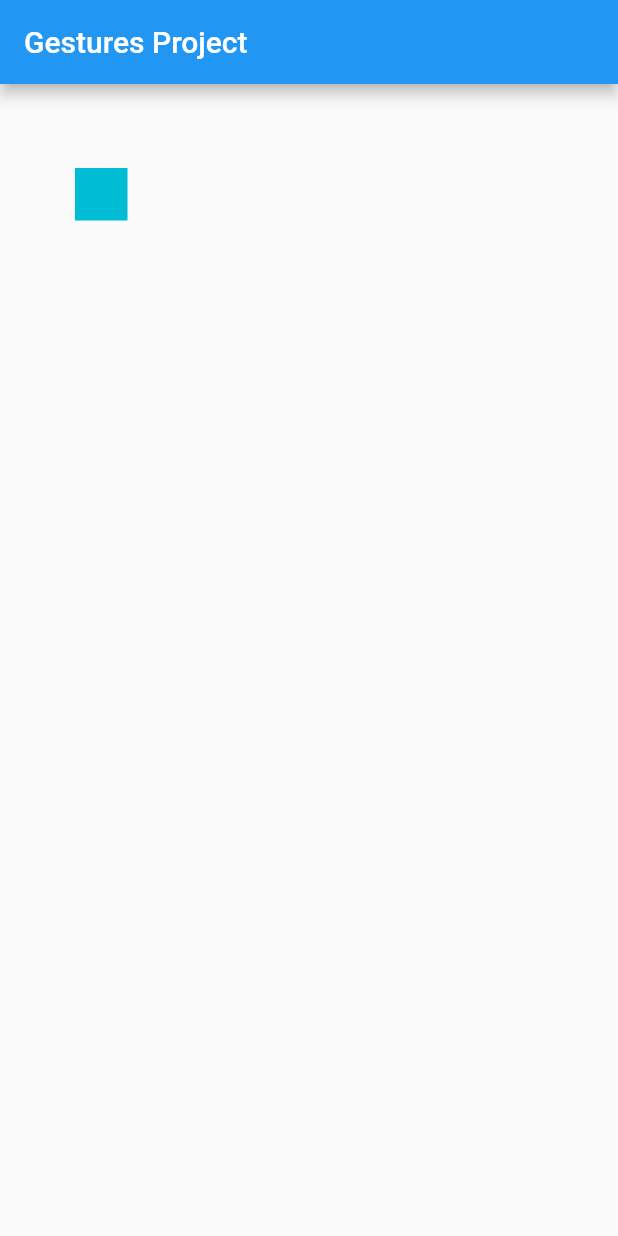
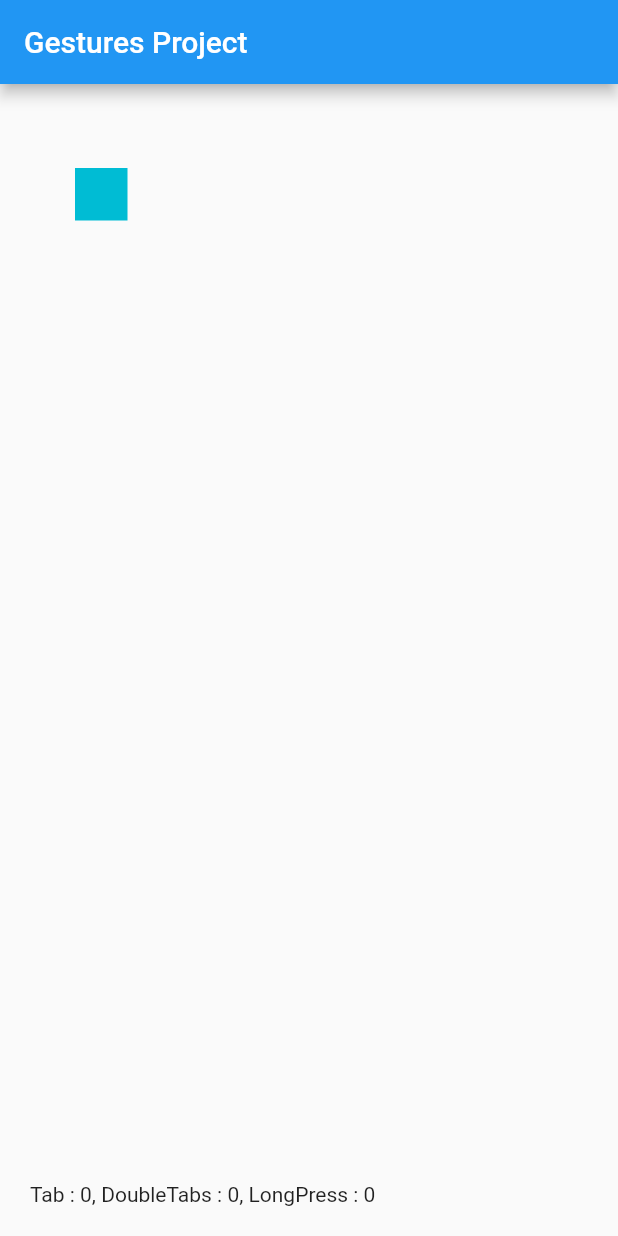
Before and after one commit to bymadmr/gestures_project, a Flutter app: the screen it shows after launch, on a phone screen of 412 x 824 dp. Run offline on Flutter 3.47's test engine with Material 2 defaults, Android fonts, the phone set to English and light mode, and no system bars.

Commit message:
Added codes to capture user actions

```diff
--- a/lib/main.dart
+++ b/lib/main.dart
@@ -23,13 +23,32 @@ class MyHomePage extends StatefulWidget {
 }
 
 class _MyHomePageState extends State<MyHomePage> {
+  int tabsCount = 0;
+  int doubleTabsCount = 0;
+  int longPressCount = 0;
   @override
   Widget build(BuildContext context) {
     return Scaffold(
       appBar: AppBar(
         title: Text("Gestures Project"),
       ),
-      body: Stack(
+      body: GestureDetector(
+        onTap: () {
+          setState(() {
+            tabsCount++;
+          });
+        },
+        onDoubleTap: () {
+          setState(() {
+            doubleTabsCount++;
+          });
+        },
+        onLongPress: () {
+          setState(() {
+            longPressCount++;
+          });
+        },
+        child: Stack(
           children: [
             Positioned(
                 left: 50,
@@ -41,6 +60,13 @@ class _MyHomePageState extends State<MyHomePage> {
                 ))
           ],
         ),
+      ),
+      bottomNavigationBar: Material(
+          child: Padding(
+        padding: EdgeInsets.all(20),
+        child: Text(
+            "Tab : $tabsCount, DoubleTabs : $doubleTabsCount, LongPress : $longPressCount"),
+      )),
     );
   }
 }
```
Lines whose indentation alone changed are shown as unchanged.
